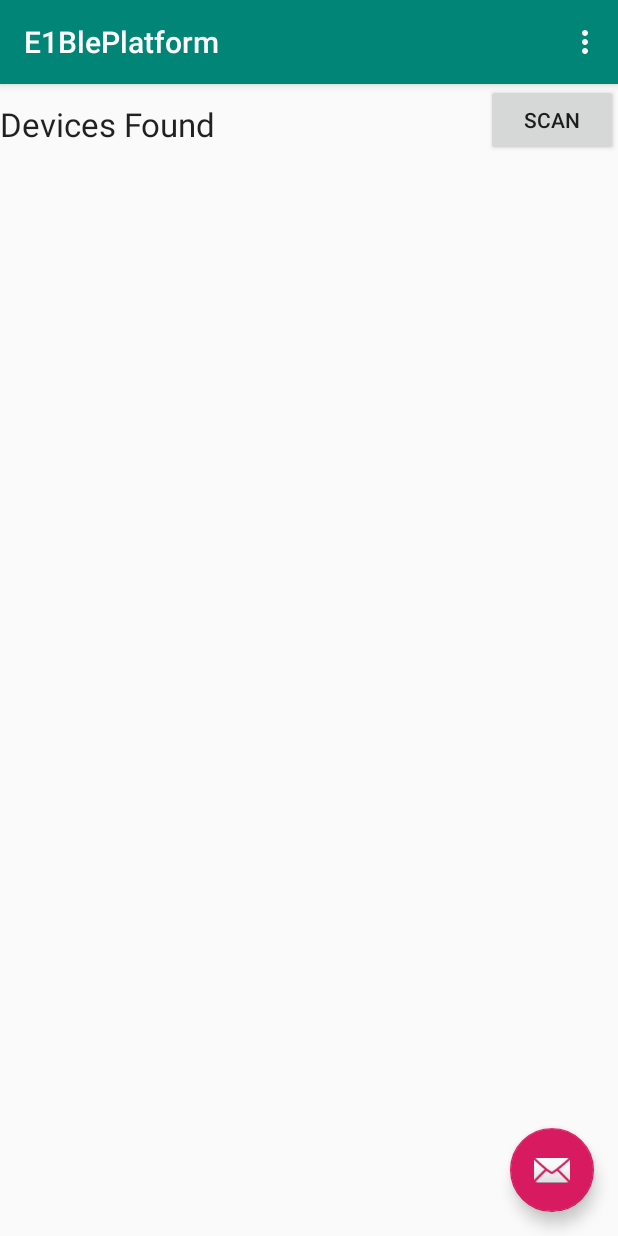
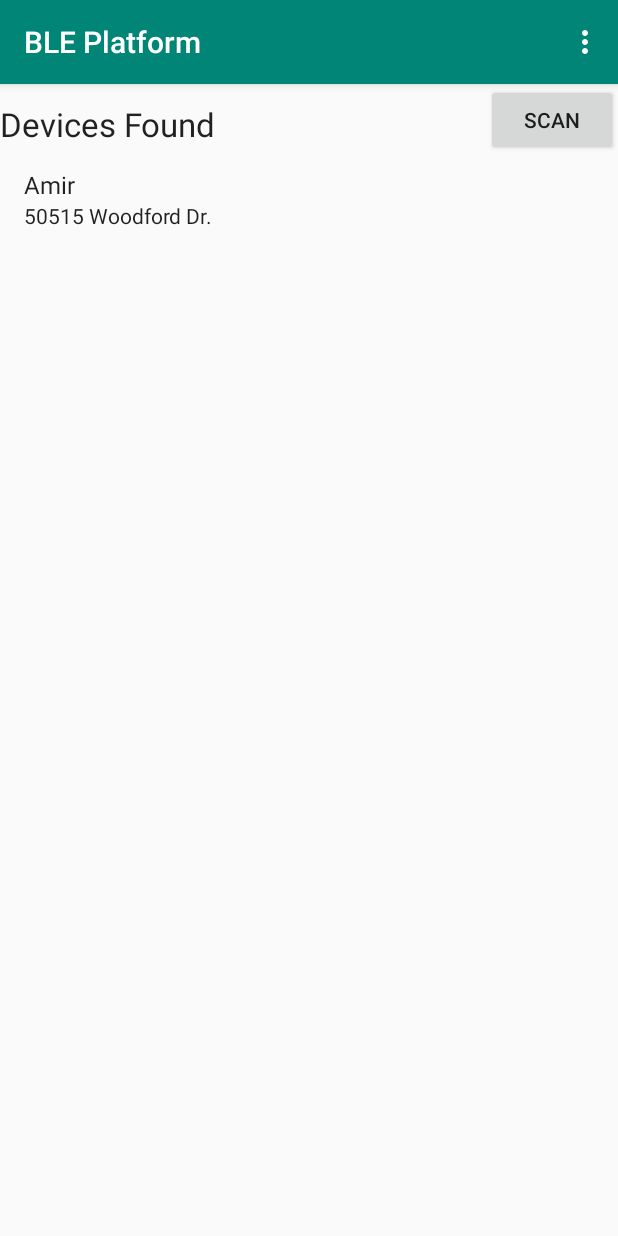
Before and after one commit to aliamir/E1BlePlatform, an Android app: the screen it shows after launch (MainActivity), on a phone screen of 412 x 824 dp. Run offline under Robolectric (Android 15) with nearby library versions, the phone set to English and light mode, and no system bars.

Commit message:
Created test ArrayList and adapted it to ListView.

```diff
--- a/app/build.gradle
+++ b/app/build.gradle
@@ -4,7 +4,7 @@ android {
     compileSdkVersion 28
     defaultConfig {
         applicationId "com.example.amir.e1bleplatform"
-        minSdkVersion 17
+        minSdkVersion 18
         targetSdkVersion 28
         versionCode 1
         versionName "1.0"
--- a/app/src/main/AndroidManifest.xml
+++ b/app/src/main/AndroidManifest.xml
@@ -3,6 +3,12 @@
     package="com.example.amir.e1bleplatform">
 
     <uses-feature android:name="android.hardware.bluetooth_le" android:required="true"/>
+
+    <!-- BLE devices need Bluetooth and location permissions. Why location? don't know -->
+    <uses-permission android:name="android.permission.BLUETOOTH" />
+    <uses-permission android:name="android.permission.BLUETOOTH_ADMIN" />
+    <uses-permission android:name="android.permission.ACCESS_FINE_LOCATION" />
+    <uses-permission android:name="android.permission.ACCESS_COARSE_LOCATION" />
 
     <application
         android:allowBackup="true"
--- /dev/null
+++ b/app/src/main/java/com/example/amir/e1bleplatform/BleDevice.java
@@ -0,0 +1,44 @@
+package com.example.amir.e1bleplatform;
+
+public class BleDevice{
+    private String name;
+    private String address;
+    public final String[] serviceStrings = {
+            "bleDevice",
+            "remapCmd",
+            "LedCmd"};
+
+    public enum serviceStringsIndex {
+        BLEDEVICE,
+        CONNECTION_STATUS,
+        ACK_REMAP_CMD,
+        ACK_LED_CMD,
+        ACK_REFLASH_CMD,
+        REMAP_CMD,
+        LED_CMD,
+        REFLASH_CMD
+
+    }
+
+    public BleDevice(String name, String address) {
+        super();
+        this.name = name;
+        this.address = address;
+    }
+
+    public String getName() {
+        return name;
+    }
+
+    public void setName(String name) {
+        this.name = name;
+    }
+
+    public String getAddress() {
+        return address;
+    }
+
+    public void setAddress(String address) {
+        this.address = address;
+    }
+}
--- a/app/src/main/java/com/example/amir/e1bleplatform/MainActivity.java
+++ b/app/src/main/java/com/example/amir/e1bleplatform/MainActivity.java
@@ -1,22 +1,60 @@
 package com.example.amir.e1bleplatform;
 
+import android.Manifest;
 import android.bluetooth.BluetoothAdapter;
 import android.bluetooth.BluetoothDevice;
+import android.bluetooth.BluetoothGatt;
 import android.bluetooth.BluetoothManager;
+import android.bluetooth.le.BluetoothLeScanner;
+import android.bluetooth.le.ScanRecord;
+import android.content.Context;
+import android.content.Intent;
+import android.content.pm.PackageManager;
 import android.os.Bundle;
+import android.os.Handler;
 import android.support.design.widget.FloatingActionButton;
 import android.support.design.widget.Snackbar;
+import android.support.v4.app.ActivityCompat;
+import android.support.v4.content.ContextCompat;
 import android.support.v7.app.AppCompatActivity;
 import android.support.v7.widget.Toolbar;
 import android.util.SparseArray;
 import android.view.View;
 import android.view.Menu;
 import android.view.MenuItem;
+import android.widget.ArrayAdapter;
+import android.widget.Button;
+import android.widget.ListView;
+import android.widget.ProgressBar;
+
+import java.util.ArrayList;
+import java.util.List;
+import android.widget.Adapter;
+
+import static android.Manifest.permission.ACCESS_FINE_LOCATION;
+import static android.bluetooth.BluetoothAdapter.ACTION_REQUEST_ENABLE;
 
 public class MainActivity extends AppCompatActivity {
 
+    private static final int REQUEST_ENABLE_BT = 1;
+    private static final int  SCAN_PERIOD = 5000;
+    private static final String TAG = "MainActivity";
+    private ListView mListOfDevicesView;
+    List<BluetoothDevice> deviceList = new ArrayList<>();
+    private Button scanButton;
+    private ProgressBar scanProgressBar;
+    private boolean scanClicked = true;
+    private BluetoothGatt mGatt;
+
+    // Bluetooth Objects
     private BluetoothAdapter mBluetoothAdapter;
-    private SparseArray mDevices;
+    private BluetoothManager mBluetoothManager;
+    private BluetoothLeScanner mLEScanner;
+    private ScanRecord mScanRecord;
+
+
+    // Thread for scanning
+    private Handler mHandler;
 
     @Override
     protected void onCreate(Bundle savedInstanceState) {
@@ -25,19 +63,25 @@ public class MainActivity extends AppCompatActivity {
         Toolbar toolbar = (Toolbar) findViewById(R.id.toolbar);
         setSupportActionBar(toolbar);
 
-        FloatingActionButton fab = (FloatingActionButton) findViewById(R.id.fab);
-        fab.setOnClickListener(new View.OnClickListener() {
-            @Override
-            public void onClick(View view) {
-                Snackbar.make(view, "Replace with your own action", Snackbar.LENGTH_LONG)
-                        .setAction("Action", null).show();
-            }
-        });
-
         BluetoothManager manager = (BluetoothManager) getSystemService(BLUETOOTH_SERVICE);
         mBluetoothAdapter = manager.getAdapter();
 
-        mDevices = new SparseArray<BluetoothDevice>();
+        // List of BLE devices found
+        mListOfDevicesView = (ListView) findViewById(R.id.list_bt_devices);
+
+        HandleBtleScan();
+
+        /******* TESTING ********/
+        // Populate ListArray with dummy values
+        ArrayList<BleDevice> list = new ArrayList<BleDevice>();
+        BleDevice device = new BleDevice("Amir", "50515 Woodford Dr.");
+        list.add(device);
+        // Show in ListView
+        //ArrayAdapter<BleDevice> adaptlist = new ArrayAdapter<BleDevice>(this, android.R.layout.simple_list_item_1, list);
+        TwoItemListAdapter adaptlist = new TwoItemListAdapter(this, list);
+        //setListAdapter(new TwoItemListAdapter(this, list));
+        mListOfDevicesView.setAdapter(adaptlist);
+/******* TESTING ********/
     }
 
     @Override
@@ -61,4 +105,64 @@ public class MainActivity extends AppCompatActivity {
 
         return super.onOptionsItemSelected(item);
     }
+
+    private void HandleBtleScan() {
+        // Setup BT manager and adapter to use BT
+        mBluetoothManager = (BluetoothManager) getSystemService(Context.BLUETOOTH_SERVICE);
+        mBluetoothAdapter = mBluetoothManager.getAdapter();
+        // initialize mLeScanner
+        mLEScanner = mBluetoothAdapter.getBluetoothLeScanner();
+
+        // Create thread to handle scanning
+        mHandler = new Handler();
+
+        scanProgressBar = (ProgressBar)findViewById(R.id.scan_progress_bar);
+
+        // Scan Button Pressed
+        scanButton = (Button)findViewById(R.id.scan_button);
+        scanButton.setOnClickListener(new View.OnClickListener() {
+            public void onClick(View v) {
+
+                // If BT is off, request to turn it on
+                if (mBluetoothAdapter == null || !mBluetoothAdapter.isEnabled()) {
+                    Intent enableBtIntent = new Intent(ACTION_REQUEST_ENABLE);
+                    startActivityForResult(enableBtIntent, REQUEST_ENABLE_BT);
+                    scanProgressBar.setVisibility(View.INVISIBLE);
+                } else {
+                    // Ask for location permission before scanning for BT devices. Google is weird.
+                    int MY_PERMISSIONS_REQUEST_BTLE = 0;
+                    int permissionCheck = ContextCompat.checkSelfPermission(MainActivity.this,
+                            ACCESS_FINE_LOCATION);
+                    if (permissionCheck != PackageManager.PERMISSION_GRANTED) {
+                        //Request access
+                        ActivityCompat.requestPermissions(MainActivity.this, new String[]{
+                                        Manifest.permission.ACCESS_FINE_LOCATION},
+                                MY_PERMISSIONS_REQUEST_BTLE);
+                    }
+
+                    if (scanClicked) {
+
+                        // Start Progress Bar Spinning
+                        scanProgressBar.setVisibility(View.VISIBLE);
+                        scanButton.setText(R.string.stop_scan_button_text);
+
+                        // Clear old list of devices
+                        deviceList.clear();
+
+                        // Start a scan
+                        //scanForDevices(true);
+
+                    } else {
+                        // Stop Progress Bar Spinning
+                        scanProgressBar.setVisibility(View.GONE);
+                        scanButton.setText(R.string.start_scan_button_text);
+
+                        // Stop a scan
+                        //scanForDevices(false);
+                    }
+                    scanClicked ^= true;
+                }
+            }
+        });
+    }
 }
--- /dev/null
+++ b/app/src/main/java/com/example/amir/e1bleplatform/TwoItemListAdapter.java
@@ -0,0 +1,59 @@
+package com.example.amir.e1bleplatform;
+
+import android.widget.BaseAdapter;
+import android.content.Context;
+import android.widget.TwoLineListItem;
+import java.util.ArrayList;
+import android.view.View;
+import android.view.ViewGroup;
+import android.view.LayoutInflater;
+import android.widget.TextView;
+
+public class TwoItemListAdapter extends BaseAdapter {
+
+    private Context context;
+    private ArrayList<BleDevice> devices;
+
+    public TwoItemListAdapter(Context context, ArrayList<BleDevice> devices) {
+        this.context = context;
+        this.devices = devices;
+    }
+
+    @Override
+    public int getCount() {
+        return devices.size();
+    }
+
+    @Override
+    public Object getItem(int position) {
+        return devices.get(position);
+    }
+
+    @Override
+    public long getItemId(int position) {
+        return 0;
+    }
+
+    @Override
+    public View getView(int position, View convertView, ViewGroup parent) {
+
+        TwoLineListItem twoLineListItem;
+
+        if (convertView == null) {
+            LayoutInflater inflater = (LayoutInflater) context
+                    .getSystemService(Context.LAYOUT_INFLATER_SERVICE);
+            twoLineListItem = (TwoLineListItem) inflater.inflate(
+                    android.R.layout.simple_list_item_2, null);
+        } else {
+            twoLineListItem = (TwoLineListItem) convertView;
+        }
+
+        TextView text1 = twoLineListItem.getText1();
+        TextView text2 = twoLineListItem.getText2();
+
+        text1.setText(devices.get(position).getName());
+        text2.setText("" + devices.get(position).getAddress());
+
+        return twoLineListItem;
+    }
+}
--- a/app/src/main/res/layout/activity_main.xml
+++ b/app/src/main/res/layout/activity_main.xml
@@ -22,12 +22,4 @@
 
     <include layout="@layout/content_main" />
 
-    <android.support.design.widget.FloatingActionButton
-        android:id="@+id/fab"
-        android:layout_width="wrap_content"
-        android:layout_height="wrap_content"
-        android:layout_gravity="bottom|end"
-        android:layout_margin="@dimen/fab_margin"
-        app:srcCompat="@android:drawable/ic_dialog_email" />
-
 </android.support.design.widget.CoordinatorLayout>
--- a/app/src/main/res/values/strings.xml
+++ b/app/src/main/res/values/strings.xml
@@ -1,6 +1,7 @@
 <resources>
-    <string name="app_name">E1BlePlatform</string>
+    <string name="app_name">BLE Platform</string>
     <string name="action_settings">Settings</string>
     <string name="start_scan_button_text">Scan</string>
     <string name="scan_title_text">Devices Found</string>
+    <string name="stop_scan_button_text">Stop</string>
 </resources>
```
